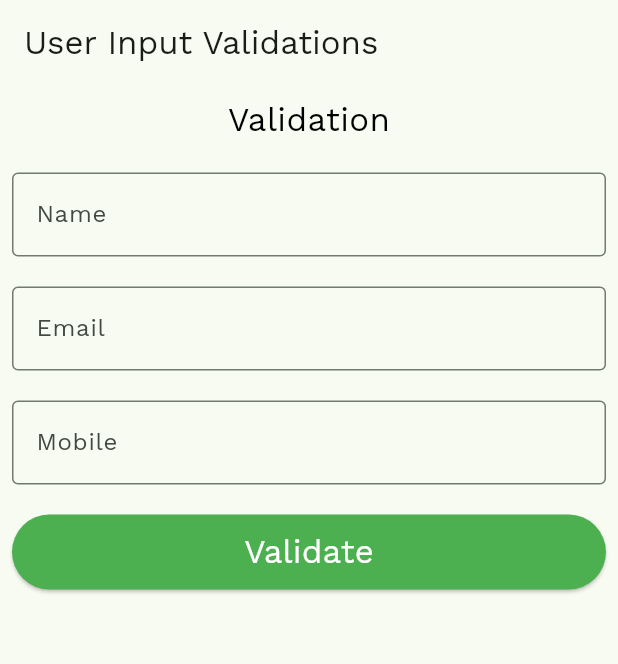
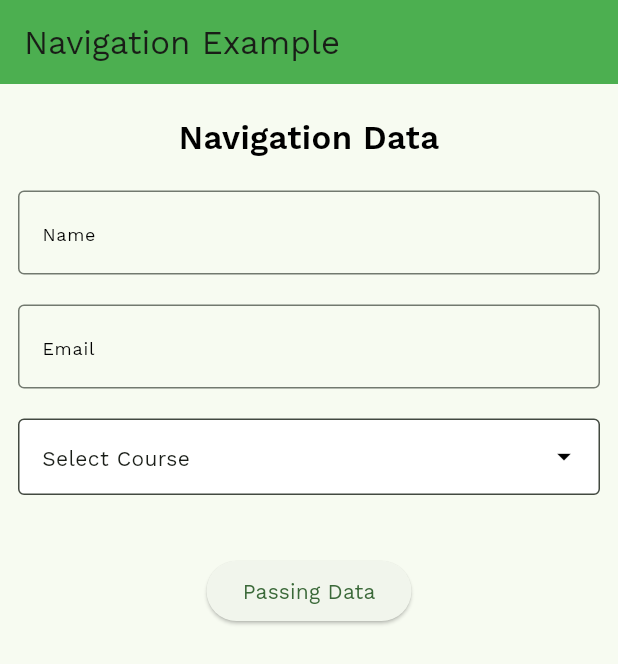
Before and after one commit to venkydevelop/Training_Class_Concepts, a Flutter app: the screen it shows after launch, on a phone screen of 412 x 824 dp. Shown: the top 664 px of the screen. Run offline on Flutter 3.47's test engine with Material 3 defaults, Android fonts, the phone set to English and light mode, and no system bars.

Commit message:
Navigation Example

```diff
--- /dev/null
+++ b/lib/flutter/navigation_example.dart
@@ -0,0 +1,131 @@
+import 'package:flutter/material.dart';
+import 'package:training_session/flutter/detail_page.dart';
+
+class NavigationExample extends StatefulWidget {
+  const NavigationExample({super.key});
+
+  @override
+  State<NavigationExample> createState() => _NavigationExampleState();
+}
+
+class _NavigationExampleState extends State<NavigationExample> {
+  final nameController = TextEditingController();
+  final emailController = TextEditingController();
+  String selectedCourse = "Select Course";
+  bool isDropSownVisible = false;
+
+  @override
+  Widget build(BuildContext context) {
+    return Scaffold(
+      appBar: AppBar(
+        title: Text("Navigation Example"),
+        backgroundColor: Colors.green,
+      ),
+      body: Padding(
+        padding: const EdgeInsets.only(left: 12, right: 12, top: 20),
+        child: Column(
+          crossAxisAlignment: CrossAxisAlignment.start,
+          children: [
+            Center(
+              child: Text("Navigation Data",
+                  style: TextStyle(
+                      color: Colors.black,
+                      fontWeight: FontWeight.w600,
+                      fontSize: 22)),
+            ),
+            SizedBox(height: 20),
+            TextField(
+              controller: nameController,
+              decoration: const InputDecoration(
+                  hintText: "Name",
+                  hintStyle: TextStyle(
+                      fontSize: 12,
+                      fontWeight: FontWeight.w500,
+                      color: Colors.black),
+                  border: OutlineInputBorder()),
+            ),
+            const SizedBox(height: 20),
+            TextField(
+              controller: emailController,
+              decoration: const InputDecoration(
+                  hintText: "Email",
+                  hintStyle: TextStyle(
+                      fontSize: 12,
+                      fontWeight: FontWeight.w500,
+                      color: Colors.black),
+                  border: OutlineInputBorder()),
+            ),
+            const SizedBox(height: 20),
+            InkWell(
+              onTap: () {
+                setState(() {
+                  isDropSownVisible = !isDropSownVisible;
+                });
+              },
+              child: InputDecorator(
+                decoration: InputDecoration(
+                    filled: true,
+                    fillColor: Colors.white,
+                    contentPadding: const EdgeInsets.all(12),
+                    border: const OutlineInputBorder(),
+                    hintText: selectedCourse,
+                    hintStyle: const TextStyle(
+                        fontSize: 18,
+                        fontWeight: FontWeight.w500,
+                        color: Colors.black),
+                    suffixIcon: isDropSownVisible
+                        ? const Icon(
+                            Icons.arrow_drop_up_outlined,
+                            size: 22,
+                            color: Colors.black,
+                          )
+                        : const Icon(
+                            Icons.arrow_drop_down_sharp,
+                            size: 22,
+                            color: Colors.black,
+                          )),
+                child: Text(selectedCourse),
+              ),
+            ),
+            const SizedBox(height: 20),
+            Visibility(
+              visible: isDropSownVisible,
+              child: Container(
+                height: 50,
+                width: double.infinity,
+                padding: const EdgeInsets.all(12),
+                decoration: BoxDecoration(
+                    color: Colors.white,
+                    borderRadius: BorderRadius.circular(12),
+                    border: Border.all()),
+                child: GestureDetector(
+                  onTap: () {
+                    setState(() {
+                      selectedCourse = "Flutter";
+                      isDropSownVisible = false;
+                    });
+                  },
+                  child: const Text('Flutter'),
+                ),
+              ),
+            ),
+            const SizedBox(height: 20),
+            Center(
+                child: ElevatedButton(
+                    onPressed: () {
+                      Navigator.push(
+                          context,
+                          MaterialPageRoute(
+                              builder: (context) => DetailPage(
+                                    userName: nameController.text,
+                                    userEmail: emailController.text,
+                                    courseName: selectedCourse,
+                                  )));
+                    },
+                    child: Text("Passing Data"))),
+          ],
+        ),
+      ),
+    );
+  }
+}
--- a/lib/main.dart
+++ b/lib/main.dart
@@ -1,5 +1,5 @@
 import 'package:flutter/material.dart';
-import 'package:training_session/flutter/user_input_validation.dart';
+import 'package:training_session/flutter/navigation_example.dart';
 
 void main() {
   runApp(const MyApp());
@@ -17,7 +17,7 @@ class MyApp extends StatelessWidget {
           colorScheme: ColorScheme.fromSeed(seedColor: Colors.green),
           useMaterial3: true,
           fontFamily: "WorkSans"),
-      home: const UserInputValidation(),
+      home: const NavigationExample(),
     );
   }
 }
```
Also changed, not shown: lib/flutter/detail_page.dart (added, +63 -0 lines).
